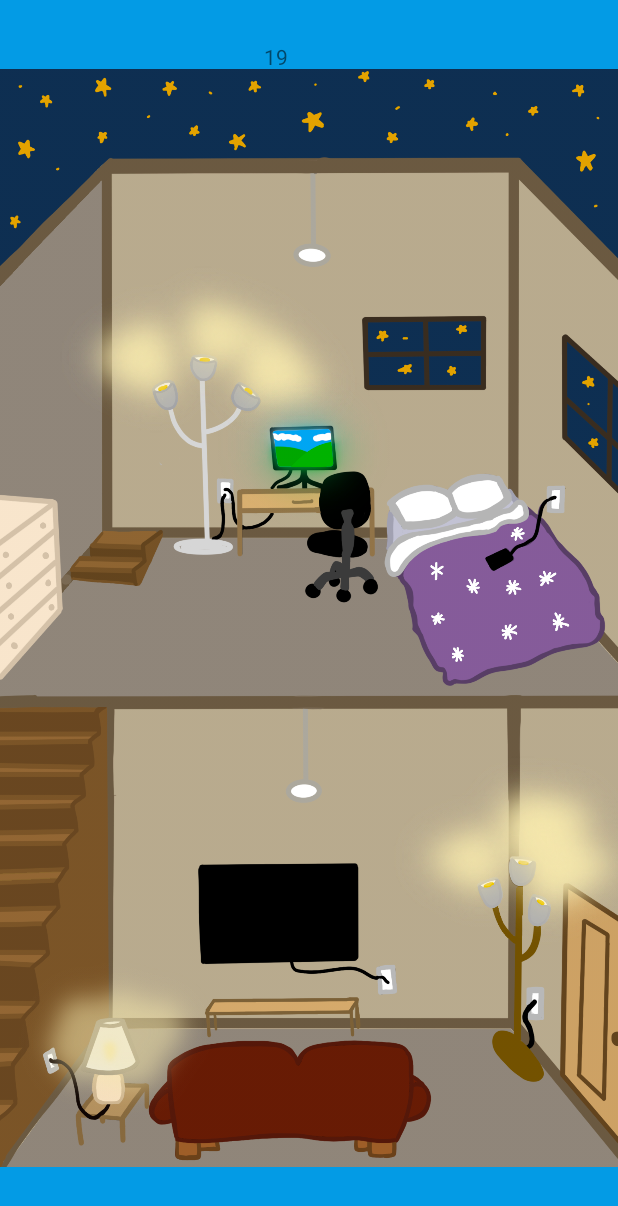
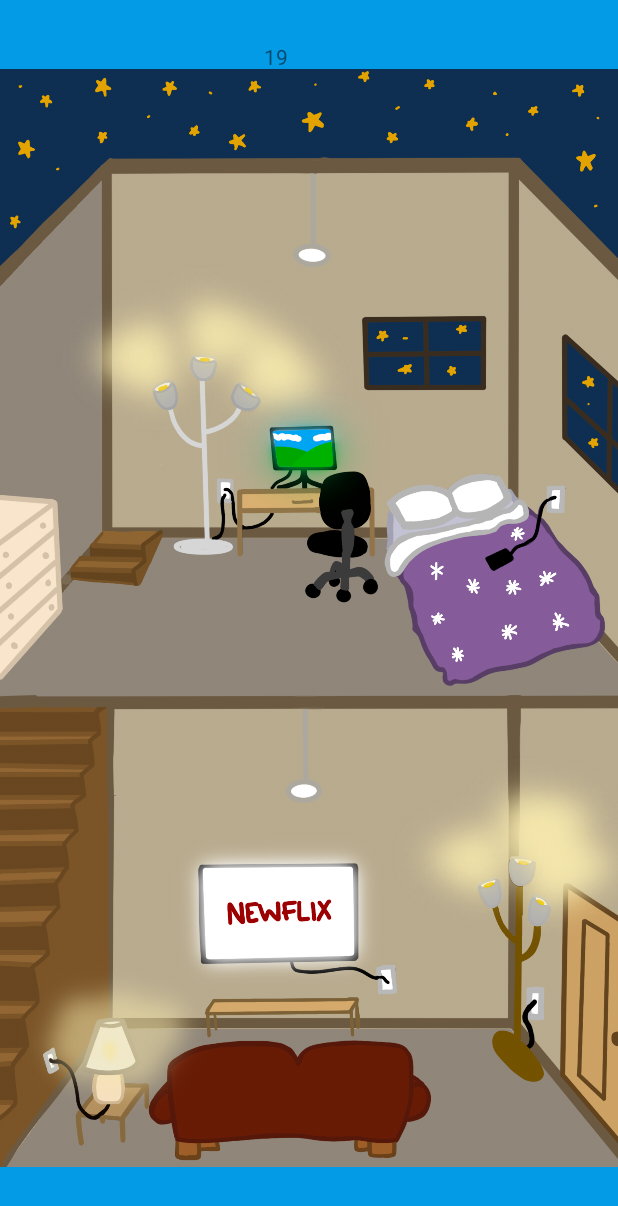
Before and after one commit to jackschedel/savethecity, an Android app: the LightsgameActivity screen opened directly, with no data from a screen before it, on a phone screen of 412 x 824 dp. Shown: the top 1206 px of the screen. Run offline under Robolectric (Android 15) with nearby library versions, the phone set to English and light mode, and no system bars.

Commit message:
ALL LIGHTS WORK

```diff
--- a/client/app/src/main/java/com/citysavers/savethecity/LightsgameActivity.java
+++ b/client/app/src/main/java/com/citysavers/savethecity/LightsgameActivity.java
@@ -144,8 +144,9 @@ public class LightsgameActivity extends AppCompatActivity {
         lightsI[4] = (ImageView)findViewById(R.id.upstairs);
         lightsI[5] = (ImageView)findViewById(R.id.downstairs);
         lightsI[6] = (ImageView)findViewById(R.id.smallLamp);
+        lightsI[7] = (ImageView)findViewById(R.id.tv);
 
-        for(int i = 0; i < 7; i++) {
+        for(int i = 0; i < lightsI.length; i++) {
             if(lights[i]){
                 lightsI[i].setImageAlpha(255);
             } else{
@@ -307,5 +308,16 @@ public class LightsgameActivity extends AppCompatActivity {
             lights[6] = true;
         }
     }
+    public void tvB_onClick(View v){
+        if(lights[7]){
+            //If light was on, turn off
+            lightsI[7].setImageAlpha(0);
+            lights[7] = false;
+        }else {
+            //If light was off, turn on
+            lightsI[7].setImageAlpha(255);
+            lights[7] = true;
+        }
+    }
 
 }
--- a/client/app/src/main/res/layout/activity_lightsgame.xml
+++ b/client/app/src/main/res/layout/activity_lightsgame.xml
@@ -64,12 +64,12 @@
 
     <Button
         android:id="@+id/botLampB"
-        android:layout_width="wrap_content"
-        android:layout_height="wrap_content"
+        android:layout_width="78dp"
+        android:layout_height="64dp"
         android:alpha="0"
         android:onClick="botLampB_onClick"
         android:text="But"
-        android:translationX="300dp"
+        android:translationX="305dp"
         android:translationY="520dp"
         tools:layout_editor_absoluteX="0dp"
         tools:layout_editor_absoluteY="-1dp" />
@@ -190,4 +190,24 @@
         tools:layout_editor_absoluteX="0dp"
         tools:layout_editor_absoluteY="0dp" />
 
+    <ImageView
+        android:id="@+id/tv"
+        android:layout_width="wrap_content"
+        android:layout_height="wrap_content"
+        app:srcCompat="@drawable/lights_game_tv"
+        tools:layout_editor_absoluteX="0dp"
+        tools:layout_editor_absoluteY="0dp" />
+
+    <Button
+        android:id="@+id/tvB"
+        android:layout_width="117dp"
+        android:layout_height="76dp"
+        android:alpha="0"
+        android:onClick="tvB_onClick"
+        android:text="Button"
+        android:translationX="128dp"
+        android:translationY="522dp"
+        tools:layout_editor_absoluteX="0dp"
+        tools:layout_editor_absoluteY="0dp" />
+
 </androidx.constraintlayout.widget.ConstraintLayout>
```
